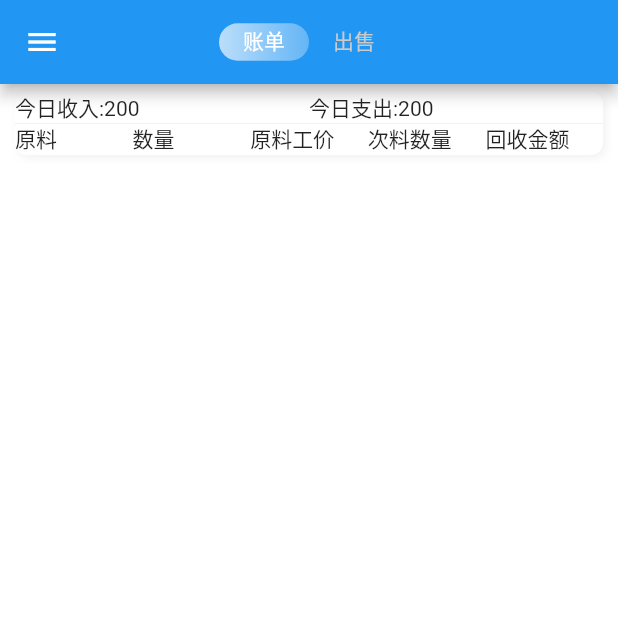
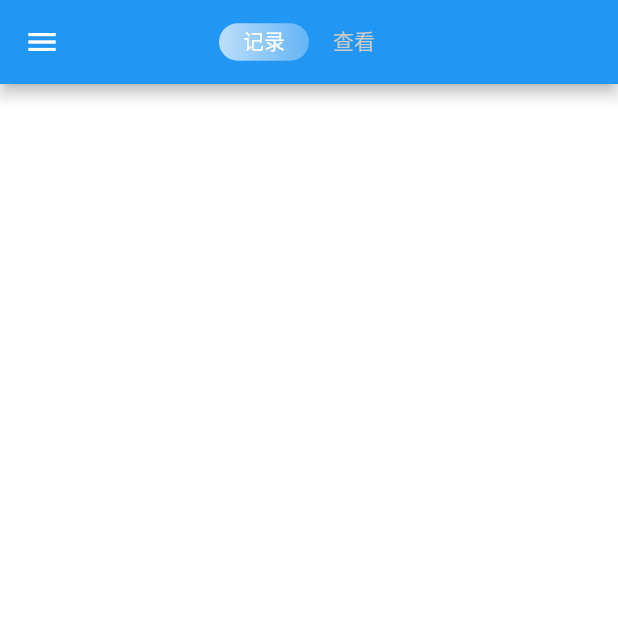
Before and after one commit to Weightang/CoilApp, a Flutter app: the screen it shows after launch, on a phone screen of 412 x 824 dp, the top half of it. Run offline on Flutter 3.47's test engine with Material 2 defaults, Android fonts, the phone set to English and light mode, and no system bars; drawn by our look-alikes of oktoast, pull_to_refresh; our stand-ins replace cached_network_image, cookie_jar, device_info, dio, dio_cookie_manager, floor and 3 more; missing offline and left inert: common_utils, flustars; accounts and stored records are empty; generated files the repository leaves out were written again.

Commit message:
修改页面布局

```diff
--- a/lib/ui/page/home/sell_page.dart
+++ b/lib/ui/page/home/list_page.dart
@@ -1,12 +1,12 @@
 
 import 'package:flutter/material.dart';
 
-class SellPage extends StatefulWidget {
+class ListPage extends StatefulWidget {
   @override
-  _SellPageState createState() => _SellPageState();
+  _ListPageState createState() => _ListPageState();
 }
 
-class _SellPageState extends State<SellPage> {
+class _ListPageState extends State<ListPage> {
   @override
   Widget build(BuildContext context) {
 
--- a/lib/ui/page/home/bill_page.dart
+++ b/lib/ui/page/home/notes_page.dart
@@ -8,12 +8,12 @@ import 'package:flutter_app/provider/provider_widget.dart';
 import 'package:flutter_app/res/colors.dart';
 import 'package:flutter_app/res/index.dart';
 
-class BillPage extends StatefulWidget {
+class NotesPage extends StatefulWidget {
   @override
-  _BillPageState createState() => _BillPageState();
+  _NotesPageState createState() => _NotesPageState();
 }
 
-class _BillPageState extends State<BillPage> {
+class _NotesPageState extends State<NotesPage> {
   @override
   Widget build(BuildContext context) {
     return ProviderWidget<BillModel>(
@@ -24,11 +24,11 @@ class _BillPageState extends State<BillPage> {
           body: SafeArea(
             child: Column(
               children: [
-                BillHeadListView(),
+                NotesHeadView(),
                 Expanded(
-                  child: BillListView(),
+                  child: NotesListView(),
                 ),
-                BillFootListView()
+                NotesFootView()
               ],
             ),
           ),
@@ -38,11 +38,10 @@ class _BillPageState extends State<BillPage> {
   }
 }
 
-class BillHeadListView extends StatelessWidget {
+class NotesHeadView extends StatelessWidget {
   @override
   Widget build(BuildContext context) {
     return Container(
-
       margin: EdgeInsets.symmetric(vertical: 5.0,horizontal: 10),
       decoration: BoxDecoration(
         color: MyColors.white,
@@ -57,54 +56,24 @@ class BillHeadListView extends StatelessWidget {
       ),
       child: Column(
         children: [
-          Container(
-            decoration: Decorations.bottom,
-            child: Row(
-              children: [
-                Expanded(
-                  child: Text("今日收入:200"),
-                ),
-                Expanded(
-                  child: Text("今日支出:200"),
-                )
-              ],
-            ),
-          ),
-          Row(
-            children: [
-              Expanded(
-                child: Text("原料"),
+              Row(
+
               ),
-              Expanded(
-                child: Text("数量"),
-              ),
-              Expanded(
-                child: Text("原料工价"),
-              ),
-              Expanded(
-                child: Text("次料数量"),
-              ),
-              Expanded(
-                child: Text("回收金额"),
-              ),
-            ],
-          )
-
-
+              Row()
         ],
       ),
     );
   }
 }
 
-class BillListView extends StatelessWidget {
+class NotesListView extends StatelessWidget {
   @override
   Widget build(BuildContext context) {
     return Container();
   }
 }
 
-class BillFootListView extends StatelessWidget {
+class NotesFootView extends StatelessWidget {
   @override
   Widget build(BuildContext context) {
     return Container();
--- a/lib/ui/page/tab_navigator.dart
+++ b/lib/ui/page/tab_navigator.dart
@@ -1,13 +1,13 @@
 import 'package:flutter/material.dart';
 import 'package:flutter_app/config/router_manger.dart';
 import 'package:flutter_app/res/index.dart';
-import 'package:flutter_app/ui/page/home/sell_page.dart';
+import 'package:flutter_app/ui/page/home/list_page.dart';
 import 'package:flutter_app/ui/widget/iconfont_icons.dart';
 import 'package:flutter_app/ui/widget/my_tab_indicator.dart';
 
-import 'home/bill_page.dart';
+import 'home/notes_page.dart';
 
-List<Widget> pages = <Widget>[BillPage(), SellPage()];
+List<Widget> pages = <Widget>[NotesPage(), ListPage()];
 
 class TabNavigator extends StatefulWidget {
   @override
@@ -57,10 +57,10 @@ class _TabNavigatorState extends State<TabNavigator>
 
             tabs: [
               Tab(
-                text: "账单",
+                text: "记录",
               ),
               Tab(
-                text: "出售",
+                text: "查看",
               )
             ],
           ),
@@ -80,7 +80,7 @@ class _TabNavigatorState extends State<TabNavigator>
           itemBuilder: (ctx, index) => pages[index],
           itemCount: pages.length,
           controller: _pageController,
-          physics: NeverScrollableScrollPhysics(),
+
           onPageChanged: (index) {
             onPageChange(index);
           },
--- a/pubspec.yaml
+++ b/pubspec.yaml
@@ -59,6 +59,10 @@ dependencies:
   # 数据库
   floor: ^0.17.0
 
+  # 城市选择器
+  city_pickers: ^0.0.1
+
+
 
 dev_dependencies:
   flutter_test:
```
Also changed, not shown: lib/meta/village_list.dart (added, +32 -0 lines), lib/ui/widget/item_view.dart (added, +13 -0 lines), lib/api/app_database.g.dart (added), 3 other files.
